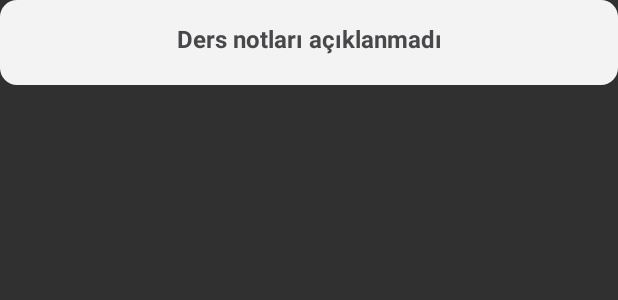
After one commit to isabek/ogrnot, an Android app: the layout semester_lessons_marks_empty_layout.xml on its own in the app's theme, with its tools: preview values and no code run, on a phone screen of 412 x 824 dp. The commit adds this screen. Shown: the top 300 px of the screen. Run offline under Robolectric (Android 15) with nearby library versions, the phone set to English and light mode, and no system bars.

Commit message:
When semester marks are not available shows special message.

```diff
--- a/app/src/main/java/com/itashiev/ogrnot/ogrnotapplication/fragments/SemesterMarksFragment.java
+++ b/app/src/main/java/com/itashiev/ogrnot/ogrnotapplication/fragments/SemesterMarksFragment.java
@@ -53,13 +53,11 @@ public class SemesterMarksFragment extends Fragment {
 
                 try {
 
-
+                    JSONArray lessons = response.getJSONArray("lessons");
+                    LinearLayout semestersLessonsMarksLinearLayout = (LinearLayout) inflate.findViewById(R.id.semester_lessons_marks);
                     ProgressBar semesterLessonsMarksProgressBar = (ProgressBar) inflate.findViewById(R.id.semester_lessons_marks_progressbar);
 
-                    JSONArray lessons = response.getJSONArray("lessons");
-
-                    LinearLayout semestersLessonsMarksLinearLayout = (LinearLayout) inflate.findViewById(R.id.semester_lessons_marks);
-
+                    if (lessons.length() > 0) {
                         for (int i = 0; i < lessons.length(); i++) {
                             JSONObject lesson = lessons.getJSONObject(i);
                             JSONArray lessonExams = lesson.getJSONArray("exams");
@@ -85,8 +83,14 @@ public class SemesterMarksFragment extends Fragment {
                         }
 
 
+                    } else {
+
+                        LinearLayout semesterMarksEmptyLinearLayout = (LinearLayout) getActivity().getLayoutInflater().inflate(R.layout.semester_lessons_marks_empty_layout, null);
+                        semestersLessonsMarksLinearLayout.addView(semesterMarksEmptyLinearLayout);
+                    }
+
+                    semestersLessonsMarksLinearLayout.setVisibility(View.VISIBLE);
                     semesterLessonsMarksProgressBar.setVisibility(View.INVISIBLE);
-                    semestersLessonsMarksLinearLayout.setVisibility(View.VISIBLE);
 
                 } catch (JSONException e) {
                     e.printStackTrace();
--- /dev/null
+++ b/app/src/main/res/layout/semester_lessons_marks_empty_layout.xml
@@ -0,0 +1,36 @@
+<LinearLayout xmlns:android="http://schemas.android.com/apk/res/android"
+    android:layout_width="fill_parent"
+    android:layout_height="wrap_content"
+    android:orientation="vertical"
+    android:paddingBottom="-10dp">
+
+    <LinearLayout
+        android:id="@+id/lesson_marks_linear_empty_layout"
+        android:layout_width="fill_parent"
+        android:layout_height="wrap_content"
+        android:background="@drawable/linear_layout_corner_radius"
+        android:gravity="center_horizontal"
+        android:orientation="vertical">
+
+        <LinearLayout
+            android:layout_width="fill_parent"
+            android:layout_height="wrap_content"
+            android:gravity="center_horizontal"
+            android:weightSum="10">
+
+            <TextView
+                android:layout_width="0dp"
+                android:layout_height="wrap_content"
+                android:layout_weight="10"
+                android:gravity="center"
+                android:paddingBottom="15dp"
+                android:paddingLeft="4dp"
+                android:paddingRight="4dp"
+                android:paddingTop="10dp"
+                android:text="@string/semester_lessons_marks_empty"
+                android:textColor="#48484a"
+                android:textSize="16sp"
+                android:textStyle="bold" />
+        </LinearLayout>
+    </LinearLayout>
+</LinearLayout>
--- a/app/src/main/res/values/strings.xml
+++ b/app/src/main/res/values/strings.xml
@@ -56,4 +56,5 @@
     <string name="exam_description_tr">Açıklama</string>
     <string name="exam_mark_tr">Notu</string>
     <string name="exam_average_mark_tr">Ortalama</string>
+    <string name="semester_lessons_marks_empty">Ders notları açıklanmadı</string>
 </resources>
```
Lines whose indentation alone changed are shown as unchanged.
